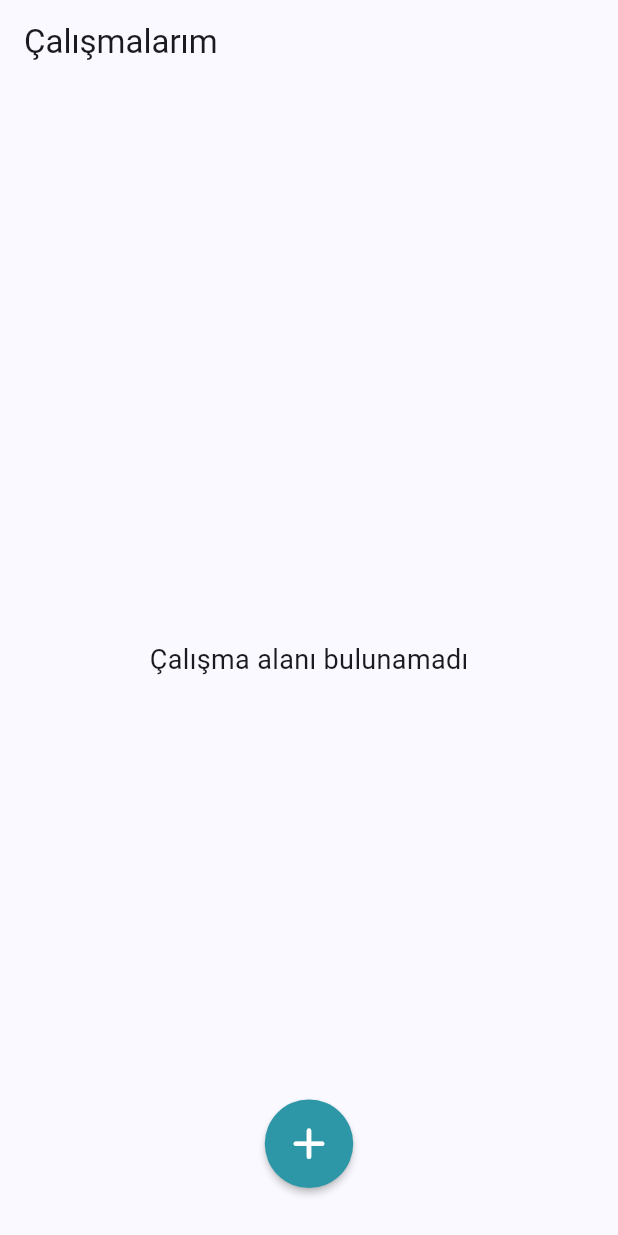
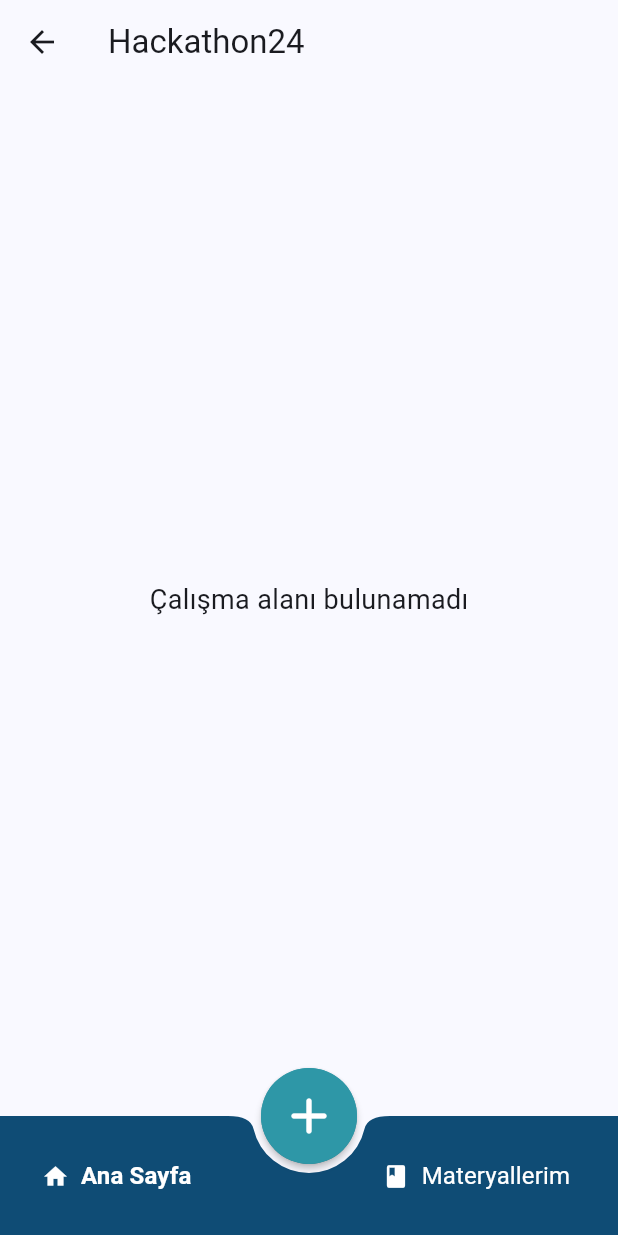
Before and after one commit to OmerBurakTaskin/InteractiveMindMap, a Flutter app: the HomePage screen opened directly, on a phone screen of 412 x 824 dp. Run offline on Flutter 3.47's test engine with Material 3 defaults, Android fonts, the phone set to English and light mode, and no system bars; our stand-ins replace cloud_firestore, firebase_auth, firebase_core; missing offline and left inert: defer_pointer; accounts and stored records are empty; statements that could not run were skipped.

Commit message:
get started screen added

```diff
--- a/lib/custom_colors.dart
+++ b/lib/custom_colors.dart
@@ -10,3 +10,4 @@ Color get color5 => const Color(0xFFE8C872);
 Color get color6 => const Color(0xFFFFF3CF);
 Color get color7 => const Color(0xFFC9D7DD);
 Color get color8 => const Color(0xFF637A9F);
+Color get deneme => const Color(0xFF0F4C75);
--- a/lib/custom_widgets/hero_dialog_route.dart
+++ b/lib/custom_widgets/hero_dialog_route.dart
@@ -17,7 +17,7 @@ class HeroDialogRoute<T> extends PageRoute<T> {
   bool get barrierDismissible => true;
 
   @override
-  Duration get transitionDuration => const Duration(milliseconds: 200);
+  Duration get transitionDuration => const Duration(milliseconds: 300);
 
   @override
   bool get maintainState => true;
--- a/lib/home_page.dart
+++ b/lib/home_page.dart
@@ -1,40 +1,116 @@
 import 'package:firebase_auth/firebase_auth.dart';
 import 'package:flutter/material.dart';
-import 'package:hackathon/models/quiz.dart';
+import 'package:hackathon/custom_colors.dart';
+import 'package:hackathon/custom_widgets/hero_dialog_route.dart';
+import 'package:hackathon/screens/create_workspace_screen.dart';
+import 'package:hackathon/screens/get_started_screen.dart';
 import 'package:hackathon/screens/home_screen.dart';
 import 'package:hackathon/screens/login_screen.dart';
+import 'package:hackathon/screens/quiz_and_summary_screen.dart';
 
-class HomePage extends StatelessWidget {
+class HomePage extends StatefulWidget {
   HomePage({super.key});
-  final _auth = FirebaseAuth.instance;
 
-  Widget getInitialScreen() {
-    final bool mailVerified =
-        _auth.currentUser == null ? false : _auth.currentUser!.emailVerified;
-    if (mailVerified) {
-      return const HomeScreen();
-    }
-    return const LoginScreen();
+  @override
+  State<HomePage> createState() => _HomePageState();
+}
+
+class _HomePageState extends State<HomePage> {
+  int _currentIndex = 0;
+  final List<Widget> _screens = [
+    const HomeScreen(),
+    const QuizAndSummaryScreen()
+  ];
+
+  @override
+  void initState() {
+    super.initState();
   }
 
-  final testQuiz = Quiz(
-    title: "DENEME 1",
-    id: "1",
-    questions: [
-      {
-        'question': 'Soru 1?',
-        'choices': ['A) Cevap 1', 'B) Cevap 2', 'C) Cevap 3', 'D) Cevap 4'],
-        'correct_answer': 0,
-      },
-      {
-        'question': 'Soru 2?',
-        'choices': ['A) Cevap 1', 'B) Cevap 32', 'C) Cevap 3', 'D) Cevap 4'],
-        'correct_answer': 1,
-      },
-    ],
-  );
   @override
   Widget build(BuildContext context) {
-    return getInitialScreen();
+    return Scaffold(
+        appBar: AppBar(
+          title: const Text("Hackathon24"),
+        ),
+        body: _screens[_currentIndex],
+        floatingActionButtonLocation: FloatingActionButtonLocation.centerDocked,
+        floatingActionButton: _addWSButton(),
+        bottomNavigationBar: BottomAppBar(
+          color: deneme,
+          shape:
+              const CircularNotchedRectangle(), // FAB için dairesel bir çentik
+          notchMargin: 6.0,
+          child: Row(
+            mainAxisAlignment: MainAxisAlignment.spaceBetween,
+            children: <Widget>[
+              TextButton.icon(
+                label: Text(
+                  "Ana Sayfa",
+                  style: TextStyle(
+                      fontSize: 16,
+                      color: Colors.white,
+                      fontWeight: _currentIndex == 0
+                          ? FontWeight.bold
+                          : FontWeight.normal),
+                ),
+                icon: const Icon(Icons.home, color: Colors.white),
+                onPressed: () {
+                  setState(() {
+                    _currentIndex = 0;
+                  });
+                },
+              ),
+              TextButton.icon(
+                label: Text(
+                  "Materyallerim",
+                  style: TextStyle(
+                      fontSize: 16,
+                      color: Colors.white,
+                      fontWeight: _currentIndex == 1
+                          ? FontWeight.bold
+                          : FontWeight.normal),
+                ),
+                icon: const Icon(Icons.book_rounded, color: Colors.white),
+                onPressed: () {
+                  setState(() {
+                    _currentIndex = 1;
+                  });
+                },
+              ),
+            ],
+          ),
+        ));
+  }
+
+  Widget _addWSButton() {
+    return Container(
+      decoration:
+          BoxDecoration(color: color3, borderRadius: BorderRadius.circular(32)),
+      child: GestureDetector(
+        onTap: () {
+          Navigator.of(context).push(HeroDialogRoute(builder: (context) {
+            return CreateWorkspaceScreen();
+          }));
+        },
+        child: Hero(
+          tag: "createWS",
+          child: Material(
+            color: color3,
+            elevation: 2,
+            shape:
+                RoundedRectangleBorder(borderRadius: BorderRadius.circular(32)),
+            child: const Padding(
+              padding: EdgeInsets.all(12.0),
+              child: Icon(
+                Icons.add_rounded,
+                color: Colors.white,
+                size: 40,
+              ),
+            ),
+          ),
+        ),
+      ),
+    );
   }
 }
--- a/lib/main.dart
+++ b/lib/main.dart
@@ -1,21 +1,64 @@
 import 'package:cloud_firestore/cloud_firestore.dart';
+import 'package:firebase_auth/firebase_auth.dart';
 import 'package:flutter/material.dart';
 import 'package:firebase_core/firebase_core.dart';
 import 'package:hackathon/firebase_options.dart';
 import 'package:hackathon/home_page.dart';
 import 'package:hackathon/providers/workspace_provider.dart';
+import 'package:hackathon/screens/get_started_screen.dart';
+import 'package:hackathon/screens/home_screen.dart';
+import 'package:hackathon/screens/login_screen.dart';
+import 'package:hackathon/services/user_db_service.dart';
 import 'package:provider/provider.dart';
 
+bool gotInitialInfo = false;
 void main() async {
   WidgetsFlutterBinding.ensureInitialized();
   await Firebase.initializeApp(options: DefaultFirebaseOptions.currentPlatform);
+  gotInitialInfo = await UserDbService()
+      .userHasPersonalInfo(FirebaseAuth.instance.currentUser!.uid);
   FirebaseFirestore.instance.settings =
       const Settings(persistenceEnabled: true);
-  runApp(const MyApp());
+
+  runApp(MyApp());
 }
 
-class MyApp extends StatelessWidget {
-  const MyApp({super.key});
+class MyApp extends StatefulWidget {
+  MyApp({super.key});
+
+  @override
+  State<MyApp> createState() => _MyAppState();
+}
+
+class _MyAppState extends State<MyApp> {
+  final _auth = FirebaseAuth.instance;
+
+  // void gotInitialInfo() async {
+  //   final gotInitialInfo =
+  //       await _userDbService.userHasPersonalInfo(_auth.currentUser!.uid);
+  //   setState(() {
+  //     _gotInitialInfo = gotInitialInfo;
+  //   });
+  // }
+
+  Widget getInitialScreen() {
+    final bool mailVerified =
+        _auth.currentUser == null ? false : _auth.currentUser!.emailVerified;
+    if (mailVerified) {
+      if (gotInitialInfo) {
+        return HomePage();
+      }
+      return const GetStartedScreen();
+    }
+    return const LoginScreen();
+  }
+
+  // @override
+  // void initState() {
+  //   super.initState();
+  //   gotInitialInfo();
+  //   getInitialScreen();
+  // }
 
   @override
   Widget build(BuildContext context) {
@@ -30,7 +73,7 @@ class MyApp extends StatelessWidget {
           colorScheme: ColorScheme.fromSeed(seedColor: Colors.blueAccent),
           useMaterial3: true,
         ),
-        home: HomePage(),
+        home: getInitialScreen(),
       ),
     );
   }
--- a/lib/screens/home_screen.dart
+++ b/lib/screens/home_screen.dart
@@ -4,7 +4,6 @@ import 'package:hackathon/custom_colors.dart';
 import 'package:hackathon/custom_widgets/hero_dialog_route.dart';
 import 'package:hackathon/models/work_space.dart';
 import 'package:hackathon/screens/create_workspace_screen.dart';
-import 'package:hackathon/screens/deneme.dart';
 import 'package:hackathon/screens/workspace_screen.dart';
 import 'package:hackathon/services/workspace_db_service.dart';
 
@@ -20,11 +19,8 @@ class _HomeScreenState extends State<HomeScreen> {
   final _auth = FirebaseAuth.instance;
   @override
   Widget build(BuildContext context) {
-    return Scaffold(
-      appBar: AppBar(title: const Text("Çalışmalarım")),
-      body: Stack(
-        children: [
-          StreamBuilder(
+    return Expanded(
+      child: StreamBuilder(
         stream: _workSpaceService.getAllWorkSpaces(_auth.currentUser!.uid),
         builder: (context, snapshot) {
           if (snapshot.hasData) {
@@ -44,14 +40,21 @@ class _HomeScreenState extends State<HomeScreen> {
                 final ws = workSpaces[index];
                 final wsLastOpen = ws.lastOpened.toDate();
                 return ListTile(
-                      title: Text(ws.name),
+                  title: Text(
+                    ws.name,
+                    style: TextStyle(
+                        fontSize: 18,
+                        fontWeight: FontWeight.w600,
+                        color: color3),
+                  ),
                   subtitle: Text(
-                          "${wsLastOpen.day}/${wsLastOpen.month}/${wsLastOpen.year}"),
+                    "Son değiştirilme: ${wsLastOpen.day}/${wsLastOpen.month}/${wsLastOpen.year}",
+                    style: TextStyle(color: color1),
+                  ),
                   onTap: () => Navigator.push(
                       context,
                       MaterialPageRoute(
-                            builder: (context) =>
-                                WorkspaceScreen(workSpace: ws),
+                        builder: (context) => WorkspaceScreen(workSpace: ws),
                       )),
                   onLongPress: () {
                     _dialogBuilder(context, _auth.currentUser!.uid, ws.id);
@@ -66,9 +69,6 @@ class _HomeScreenState extends State<HomeScreen> {
             style: TextStyle(fontSize: 18),
           ));
         },
-          ),
-          Align(alignment: Alignment.bottomCenter, child: _addWSButton())
-        ],
       ),
     );
   }
--- a/pubspec.yaml
+++ b/pubspec.yaml
@@ -36,6 +36,7 @@ dependencies:
   provider: ^6.1.2
   defer_pointer: ^0.0.2
   google_generative_ai: ^0.4.6
+  google_nav_bar: ^5.0.7
 
 
 
```
Also changed, not shown: lib/screens/create_workspace_screen.dart (+6 -1 lines), lib/screens/get_started_screen.dart (added, +190 -0 lines), lib/screens/quiz_and_summary_screen.dart (added, +15 -0 lines), lib/services/user_db_service.dart (+11 -0 lines), pubspec.lock. Lines whose indentation alone changed are shown as unchanged.
